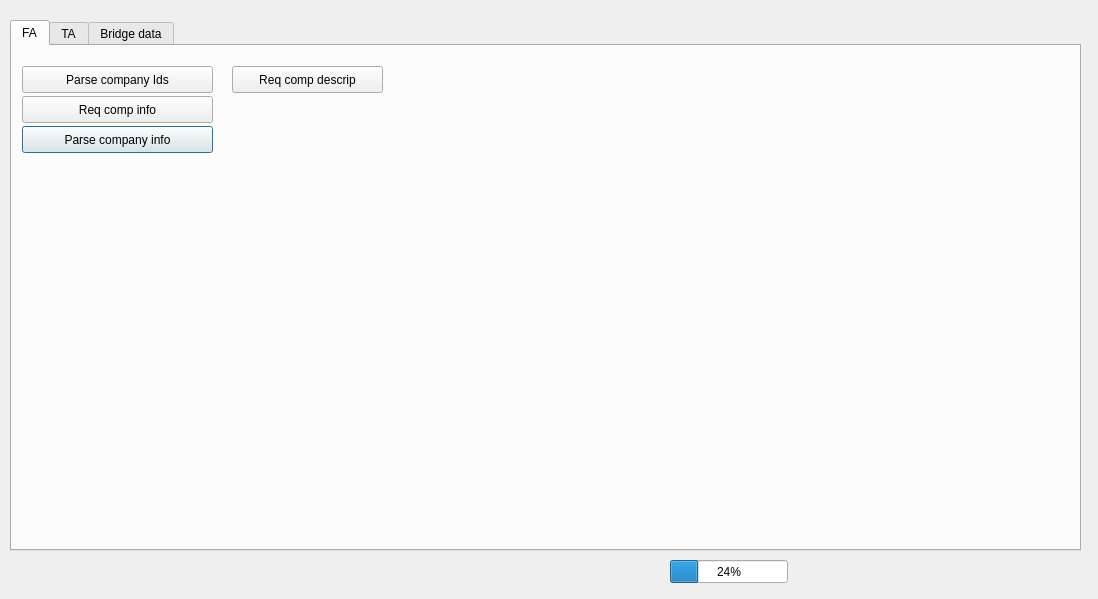
Old version of the form importdata.ui in the repository ralex1975/jackStock.
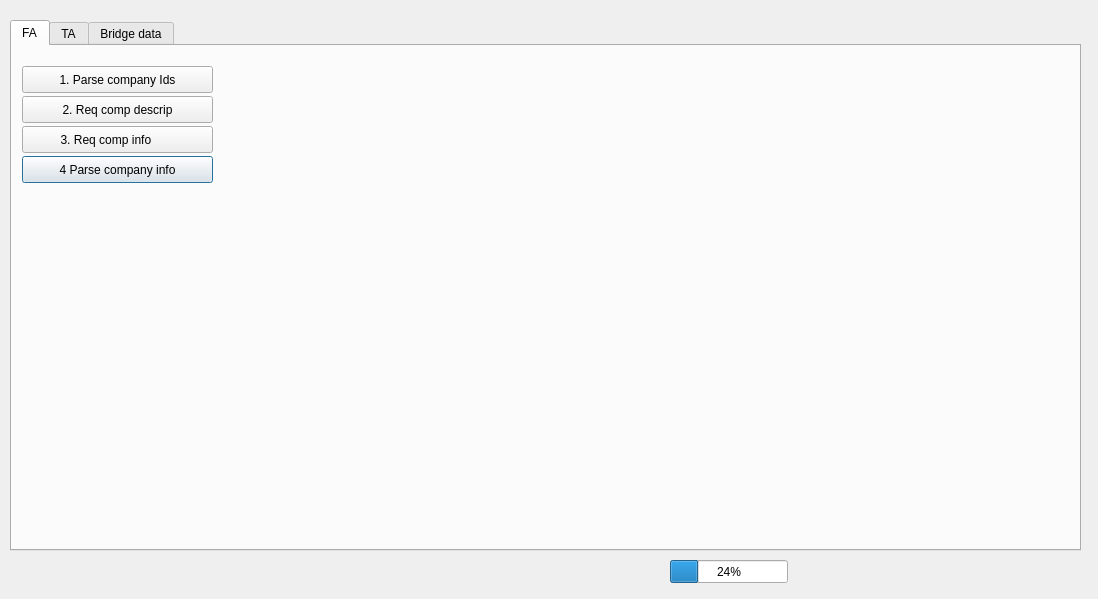
New version of the form. The open tabs and pages were chosen to show the change. Custom widgets are drawn as their Qt base class.

Diff of the .ui file:
```diff
--- a/importdata.ui
+++ b/importdata.ui
@@ -46,26 +46,26 @@
      <property name="geometry">
       <rect>
        <x>10</x>
-       <y>80</y>
+       <y>110</y>
        <width>191</width>
        <height>27</height>
       </rect>
      </property>
      <property name="text">
-      <string>Parse company info</string>
+      <string>4 Parse company info</string>
      </property>
     </widget>
     <widget class="QPushButton" name="pushButtonReqCompInfo">
      <property name="geometry">
       <rect>
        <x>10</x>
-       <y>50</y>
+       <y>80</y>
        <width>191</width>
        <height>27</height>
       </rect>
      </property>
      <property name="text">
-      <string>Req comp info</string>
+      <string>3. Req comp info       </string>
      </property>
     </widget>
     <widget class="QPushButton" name="pushButtonParseCompanyIds">
@@ -78,20 +78,20 @@
       </rect>
      </property>
      <property name="text">
-      <string>Parse company Ids</string>
+      <string>1. Parse company Ids</string>
      </property>
     </widget>
     <widget class="QPushButton" name="pushButDescription">
      <property name="geometry">
       <rect>
-       <x>220</x>
-       <y>20</y>
-       <width>151</width>
+       <x>10</x>
+       <y>50</y>
+       <width>191</width>
        <height>27</height>
       </rect>
      </property>
      <property name="text">
-      <string>Req comp descrip</string>
+      <string>2. Req comp descrip</string>
      </property>
     </widget>
    </widget>
```
Left out of the diff: 2 changed lines with no effect on the pictures.
